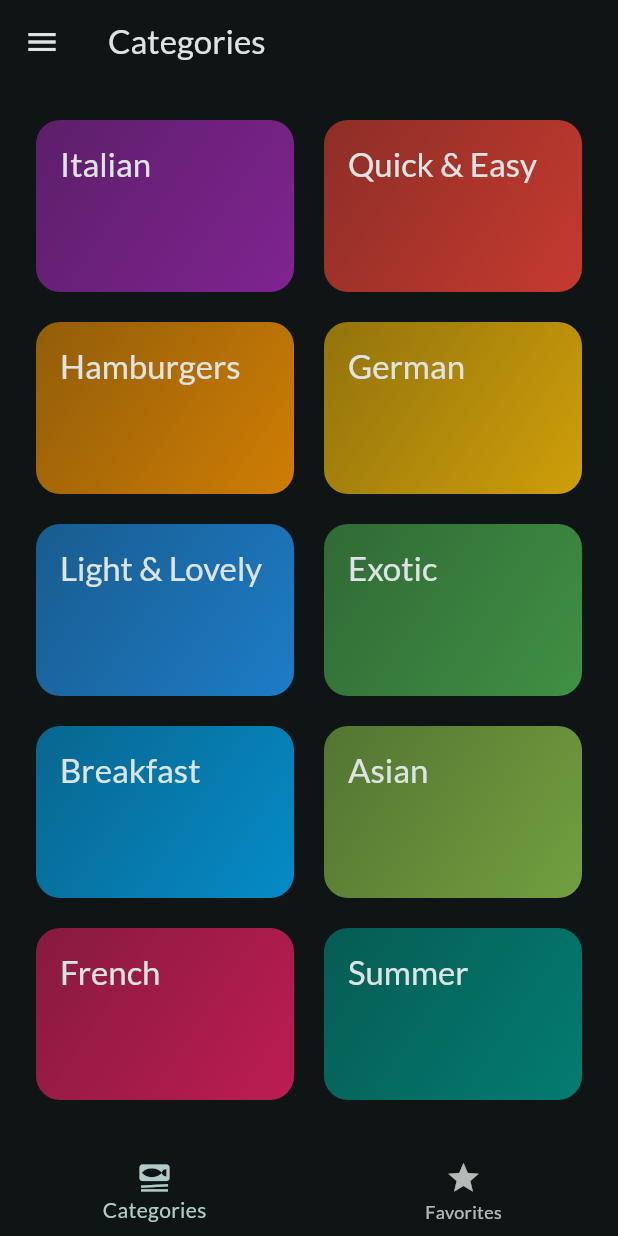
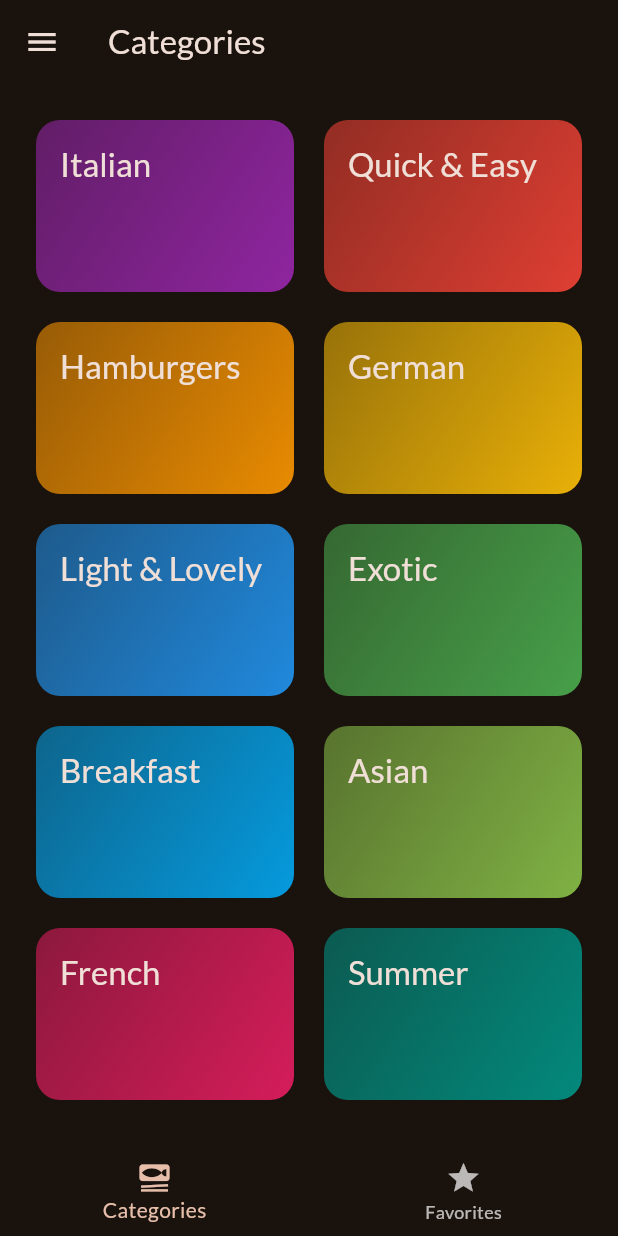
Before and after one commit to jamison0902/MealsApp, a Flutter app: the screen it shows after launch, on a phone screen of 412 x 824 dp. Run offline on Flutter 3.47's test engine with Material 3 defaults, Android fonts, the phone set to English and light mode, and no system bars; our stand-ins replace flutter_riverpod, google_fonts, transparent_image.

```diff
--- a/lib/main.dart
+++ b/lib/main.dart
@@ -1,15 +1,14 @@
 import 'package:flutter/material.dart';
+import 'package:google_fonts/google_fonts.dart';
 import 'package:flutter_riverpod/flutter_riverpod.dart';
 
-import 'package:google_fonts/google_fonts.dart';
-import 'package:meals/screens/tab.dart';
+import 'package:meals/screens/tabs.dart';
 
 final theme = ThemeData(
   useMaterial3: true,
   colorScheme: ColorScheme.fromSeed(
     brightness: Brightness.dark,
-    //seedColor: const Color.fromARGB(255, 131, 57, 0),
-    seedColor: const Color.fromARGB(255, 3, 162, 160),
+    seedColor: const Color.fromARGB(255, 131, 57, 0),
   ),
   textTheme: GoogleFonts.latoTextTheme(),
 );
@@ -29,7 +28,7 @@ class App extends StatelessWidget {
   Widget build(BuildContext context) {
     return MaterialApp(
       theme: theme,
-      home: const TabScreen(),
+      home: const TabsScreen(),
     );
   }
 }
--- a/lib/providers/favorites_provider.dart
+++ b/lib/providers/favorites_provider.dart
@@ -1,4 +1,5 @@
 import 'package:flutter_riverpod/flutter_riverpod.dart';
+
 import 'package:meals/models/meal.dart';
 
 class FavoriteMealsNotifier extends StateNotifier<List<Meal>> {
--- a/lib/providers/filters_provider.dart
+++ b/lib/providers/filters_provider.dart
@@ -1,4 +1,5 @@
 import 'package:flutter_riverpod/flutter_riverpod.dart';
+
 import 'package:meals/providers/meals_provider.dart';
 
 enum Filter {
@@ -13,8 +14,8 @@ class FiltersNotifier extends StateNotifier<Map<Filter, bool>> {
       : super({
           Filter.glutenFree: false,
           Filter.lactoseFree: false,
-          Filter.vegan: false,
           Filter.vegetarian: false,
+          Filter.vegan: false
         });
 
   void setFilters(Map<Filter, bool> chosenFilters) {
@@ -22,6 +23,7 @@ class FiltersNotifier extends StateNotifier<Map<Filter, bool>> {
   }
 
   void setFilter(Filter filter, bool isActive) {
+    // state[filter] = isActive; // not allowed! => mutating state
     state = {
       ...state,
       filter: isActive,
@@ -34,7 +36,7 @@ final filtersProvider =
   (ref) => FiltersNotifier(),
 );
 
-final filtersMealsProvider = Provider((ref) {
+final filteredMealsProvider = Provider((ref) {
   final meals = ref.watch(mealsProvider);
   final activeFilters = ref.watch(filtersProvider);
 
@@ -45,10 +47,10 @@ final filtersMealsProvider = Provider((ref) {
     if (activeFilters[Filter.lactoseFree]! && !meal.isLactoseFree) {
       return false;
     }
-    if (activeFilters[Filter.vegan]! && !meal.isVegan) {
+    if (activeFilters[Filter.vegetarian]! && !meal.isVegetarian) {
       return false;
     }
-    if (activeFilters[Filter.vegetarian]! && !meal.isVegetarian) {
+    if (activeFilters[Filter.vegan]! && !meal.isVegan) {
       return false;
     }
     return true;
--- a/lib/providers/meals_provider.dart
+++ b/lib/providers/meals_provider.dart
@@ -1,4 +1,5 @@
 import 'package:flutter_riverpod/flutter_riverpod.dart';
+
 import 'package:meals/data/dummy_data.dart';
 
 final mealsProvider = Provider((ref) {
--- a/lib/screens/categories.dart
+++ b/lib/screens/categories.dart
@@ -1,11 +1,12 @@
 import 'package:flutter/material.dart';
+
 import 'package:meals/data/dummy_data.dart';
+import 'package:meals/models/meal.dart';
+import 'package:meals/widgets/category_grid_item.dart';
+import 'package:meals/screens/meals.dart';
 import 'package:meals/models/category.dart';
-import 'package:meals/models/meal.dart';
-import 'package:meals/screens/meals.dart';
-import 'package:meals/widgets/category_grid_item.dart';
 
-class CategoriesScreen extends StatelessWidget {
+class CategoriesScreen extends StatefulWidget {
   const CategoriesScreen({
     super.key,
     required this.availableMeals,
@@ -13,8 +14,35 @@ class CategoriesScreen extends StatelessWidget {
 
   final List<Meal> availableMeals;
 
+  @override
+  State<CategoriesScreen> createState() => _CategoriesScreenState();
+}
+
+class _CategoriesScreenState extends State<CategoriesScreen>
+    with SingleTickerProviderStateMixin {
+  late AnimationController _animationController;
+
+  @override
+  void initState() {
+    super.initState();
+    _animationController = AnimationController(
+      vsync: this,
+      duration: const Duration(milliseconds: 300),
+      lowerBound: 0,
+      upperBound: 1,
+    );
+
+    _animationController.forward();
+  }
+
+  @override
+  void dispose() {
+    _animationController.dispose();
+    super.dispose();
+  }
+
   void _selectCategory(BuildContext context, Category category) {
-    final filterMeals = availableMeals
+    final filteredMeals = widget.availableMeals
         .where((meal) => meal.categories.contains(category.id))
         .toList();
 
@@ -22,15 +50,17 @@ class CategoriesScreen extends StatelessWidget {
       MaterialPageRoute(
         builder: (ctx) => MealsScreen(
           title: category.title,
-          meals: filterMeals,
+          meals: filteredMeals,
         ),
       ),
-    ); //Navigator.push(context, route);
+    ); // Navigator.push(context, route)
   }
 
   @override
   Widget build(BuildContext context) {
-    return GridView(
+    return AnimatedBuilder(
+        animation: _animationController,
+        child: GridView(
           padding: const EdgeInsets.all(24),
           gridDelegate: const SliverGridDelegateWithFixedCrossAxisCount(
             crossAxisCount: 2,
@@ -39,7 +69,7 @@ class CategoriesScreen extends StatelessWidget {
             mainAxisSpacing: 20,
           ),
           children: [
-        // availableCategories.map((category)=>CategoryGridItem(category: category)).toList()
+            // availableCategories.map((category) => CategoryGridItem(category: category)).toList()
             for (final category in availableCategories)
               CategoryGridItem(
                 category: category,
@@ -48,6 +78,18 @@ class CategoriesScreen extends StatelessWidget {
                 },
               )
           ],
-    );
+        ),
+        builder: (context, child) => SlideTransition(
+              position: Tween(
+                begin: const Offset(0, 0.3),
+                end: const Offset(0, 0),
+              ).animate(
+                CurvedAnimation(
+                  parent: _animationController,
+                  curve: Curves.easeInOut,
+                ),
+              ),
+              child: child,
+            ));
   }
 }
--- a/lib/screens/tab.dart
+++ b/lib/screens/tabs.dart
@@ -1,5 +1,6 @@
 import 'package:flutter/material.dart';
 import 'package:flutter_riverpod/flutter_riverpod.dart';
+
 import 'package:meals/screens/categories.dart';
 import 'package:meals/screens/filters.dart';
 import 'package:meals/screens/meals.dart';
@@ -10,20 +11,20 @@ import 'package:meals/providers/filters_provider.dart';
 const kInitialFilters = {
   Filter.glutenFree: false,
   Filter.lactoseFree: false,
-  Filter.vegan: false,
   Filter.vegetarian: false,
+  Filter.vegan: false
 };
 
-class TabScreen extends ConsumerStatefulWidget {
-  const TabScreen({super.key});
+class TabsScreen extends ConsumerStatefulWidget {
+  const TabsScreen({super.key});
 
   @override
-  ConsumerState<TabScreen> createState() {
+  ConsumerState<TabsScreen> createState() {
     return _TabsScreenState();
   }
 }
 
-class _TabsScreenState extends ConsumerState<TabScreen> {
+class _TabsScreenState extends ConsumerState<TabsScreen> {
   int _selectedPageIndex = 0;
 
   void _selectPage(int index) {
@@ -45,7 +46,7 @@ class _TabsScreenState extends ConsumerState<TabScreen> {
 
   @override
   Widget build(BuildContext context) {
-    final availableMeals = ref.watch(filtersMealsProvider);
+    final availableMeals = ref.watch(filteredMealsProvider);
 
     Widget activePage = CategoriesScreen(
       availableMeals: availableMeals,
@@ -73,8 +74,13 @@ class _TabsScreenState extends ConsumerState<TabScreen> {
         currentIndex: _selectedPageIndex,
         items: const [
           BottomNavigationBarItem(
-              icon: Icon(Icons.set_meal), label: 'Categories'),
-          BottomNavigationBarItem(icon: Icon(Icons.star), label: 'Favorites'),
+            icon: Icon(Icons.set_meal),
+            label: 'Categories',
+          ),
+          BottomNavigationBarItem(
+            icon: Icon(Icons.star),
+            label: 'Favorites',
+          ),
         ],
       ),
     );
--- a/lib/widgets/category_grid_item.dart
+++ b/lib/widgets/category_grid_item.dart
@@ -1,4 +1,5 @@
 import 'package:flutter/material.dart';
+
 import 'package:meals/models/category.dart';
 
 class CategoryGridItem extends StatelessWidget {
@@ -24,16 +25,15 @@ class CategoryGridItem extends StatelessWidget {
             gradient: LinearGradient(
               colors: [
                 category.color.withOpacity(0.55),
-              category.color.withOpacity(0.8),
+                category.color.withOpacity(0.9),
               ],
               begin: Alignment.topLeft,
               end: Alignment.bottomRight,
-          ),
-        ),
+            )),
         child: Text(
           category.title,
           style: Theme.of(context).textTheme.titleLarge!.copyWith(
-                color: Theme.of(context).colorScheme.onSurface,
+                color: Theme.of(context).colorScheme.onBackground,
               ),
         ),
       ),
--- a/lib/widgets/main_drawer.dart
+++ b/lib/widgets/main_drawer.dart
@@ -1,10 +1,7 @@
 import 'package:flutter/material.dart';
 
 class MainDrawer extends StatelessWidget {
-  const MainDrawer({
-    super.key,
-    required this.onSelectScreen,
-  });
+  const MainDrawer({super.key, required this.onSelectScreen});
 
   final void Function(String identifier) onSelectScreen;
 
--- a/lib/widgets/meal_item_trait.dart
+++ b/lib/widgets/meal_item_trait.dart
@@ -1,7 +1,11 @@
 import 'package:flutter/material.dart';
 
 class MealItemTrait extends StatelessWidget {
-  const MealItemTrait({super.key, required this.icon, required this.label});
+  const MealItemTrait({
+    super.key,
+    required this.icon,
+    required this.label,
+  });
 
   final IconData icon;
   final String label;
```
Also changed, not shown: lib/screens/filters.dart (+9 -7 lines), lib/screens/meal_details.dart (+25 -9 lines), lib/screens/meals.dart (+16 -13 lines), lib/widgets/meal_item.dart (+19 -15 lines), pubspec.yaml (+9 -9 lines), pubspec.lock. Lines whose indentation alone changed are shown as unchanged.
